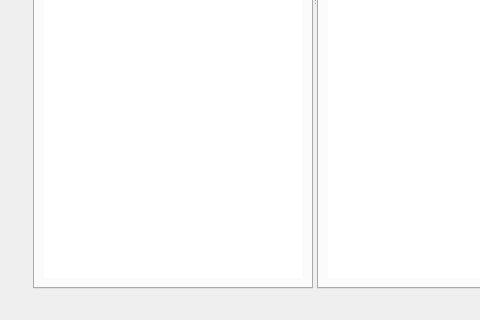
This is app/app.ui in feifeiboys/pywfn as Qt 5 draws it before an edit; both pictures show x 0 to 480 and y 357 to 677 of the 1141 by 677 pixel window. The edited form follows.
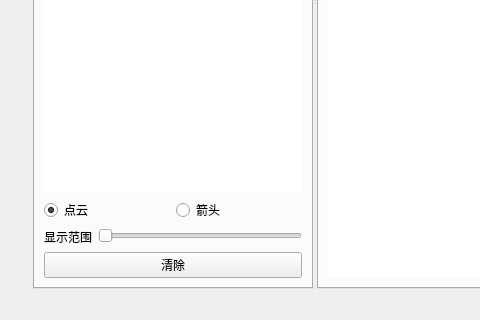
This is the edited form. The open tabs and pages were chosen to show the change. Icons and pictures are not drawn.

Diff of the .ui file:
```diff
--- a/app/app.ui
+++ b/app/app.ui
@@ -94,6 +94,52 @@
            </property>
           </widget>
          </item>
+         <item>
+          <layout class="QGridLayout" name="gridLayout">
+           <item row="0" column="1">
+            <widget class="QRadioButton" name="radioCloud">
+             <property name="text">
+              <string>箭头</string>
+             </property>
+            </widget>
+           </item>
+           <item row="0" column="0">
+            <widget class="QRadioButton" name="radioVector">
+             <property name="text">
+              <string>点云</string>
+             </property>
+             <property name="checked">
+              <bool>true</bool>
+             </property>
+            </widget>
+           </item>
+          </layout>
+         </item>
+         <item>
+          <layout class="QFormLayout" name="formLayout">
+           <item row="0" column="0">
+            <widget class="QLabel" name="label_3">
+             <property name="text">
+              <string>显示范围</string>
+             </property>
+            </widget>
+           </item>
+           <item row="0" column="1">
+            <widget class="QSlider" name="cloudRangeSlider">
+             <property name="orientation">
+              <enum>Qt::Horizontal</enum>
+             </property>
+            </widget>
+           </item>
+          </layout>
+         </item>
+         <item>
+          <widget class="QPushButton" name="clearCloudBtn">
+           <property name="text">
+            <string>清除</string>
+           </property>
+          </widget>
+         </item>
         </layout>
        </widget>
        <widget class="QWidget" name="tab_clouds">
```
Left out of the diff: 4 changed lines with no effect on the pictures.
